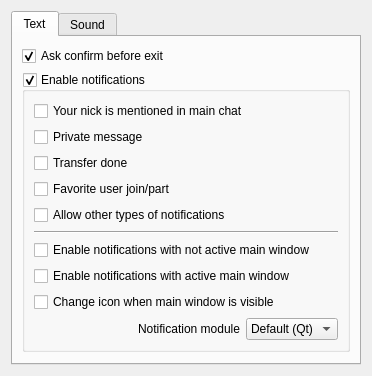
The window that eiskaltdcpp/ui/UISettingsNotification.ui (eiskaltdcpp/eiskaltdcpp) describes before a commit, drawn with Qt 5.
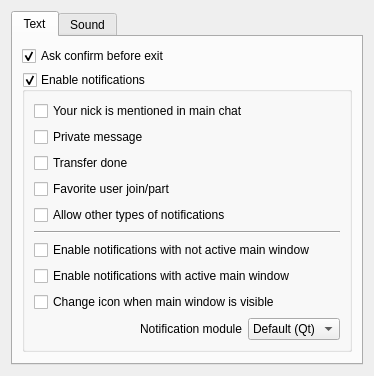
The same window after the commit. Custom widgets are drawn as their Qt base class.

Commit message: небольшое улучшение в диалоге настроек, когда DBUS_NOTIFY == OFF

```diff
--- a/eiskaltdcpp/ui/UISettingsNotification.ui
+++ b/eiskaltdcpp/ui/UISettingsNotification.ui
@@ -6,8 +6,8 @@
    <rect>
     <x>0</x>
     <y>0</y>
-    <width>372</width>
-    <height>331</height>
+    <width>374</width>
+    <height>348</height>
    </rect>
   </property>
   <property name="windowTitle">
@@ -107,7 +107,11 @@
            </widget>
           </item>
           <item>
+           <widget class="QFrame" name="">
            <layout class="QHBoxLayout" name="horizontalLayout">
+             <property name="margin">
+              <number>0</number>
+             </property>
             <item>
              <widget class="QLabel" name="label_4">
               <property name="sizePolicy">
@@ -148,6 +152,7 @@
              </widget>
             </item>
            </layout>
+           </widget>
           </item>
          </layout>
         </widget>
```
Lines whose indentation alone changed are shown as unchanged. The commit also changes 1 other file.
